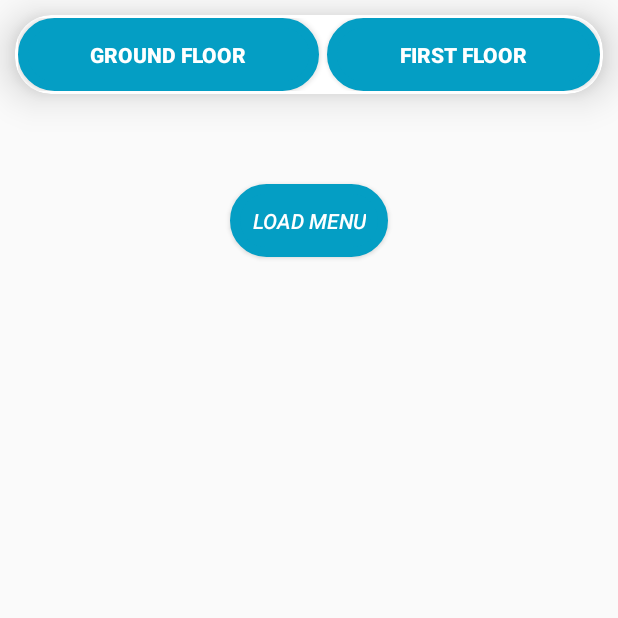
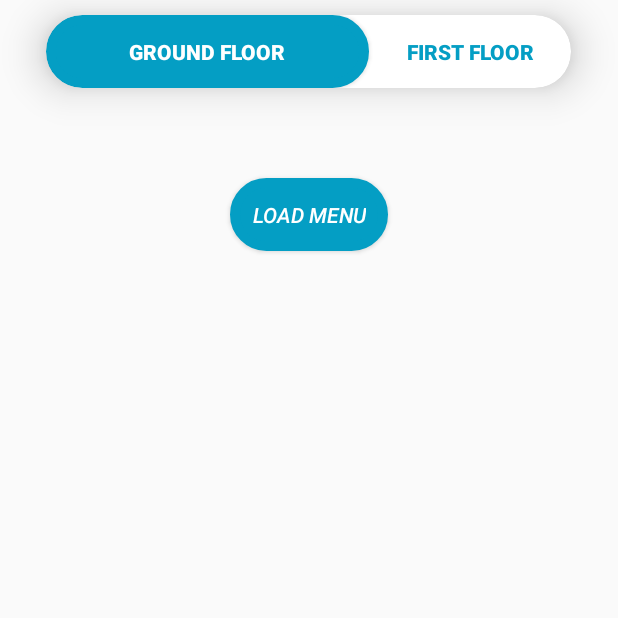
Before and after one commit to anmol2805/Rosei, an Android app: the Book_Activity screen opened directly, with no data from a screen before it, after a tap on "GROUND FLOOR", on a phone screen of 412 x 824 dp, the top half of it. Run offline under Robolectric (Android 15) with nearby library versions, the phone set to English and light mode, and no system bars; our stand-ins replace Firebase (no records; nobody signed in at launch, a user with empty details on screens opened directly); 1 other tap on this screen came first.

Commit message:
toggle done

```diff
--- a/app/build.gradle
+++ b/app/build.gradle
@@ -5,7 +5,7 @@ android {
     buildToolsVersion "26.0.2"
     defaultConfig {
         applicationId "com.anmol.rosei"
-        minSdkVersion 15
+        minSdkVersion 16
         targetSdkVersion 26
         versionCode 1
         versionName "1.0"
--- a/app/src/main/java/com/anmol/rosei/Book_Activity.java
+++ b/app/src/main/java/com/anmol/rosei/Book_Activity.java
@@ -1,11 +1,14 @@
 package com.anmol.rosei;
 
 import android.content.Intent;
+import android.graphics.Color;
 import android.provider.ContactsContract;
 import android.support.v7.app.AppCompatActivity;
 import android.os.Bundle;
+import android.util.DisplayMetrics;
 import android.view.View;
 import android.widget.Button;
+import android.widget.LinearLayout;
 import android.widget.ListView;
 
 import com.anmol.rosei.Adapter.Mess1Adapter;
@@ -43,6 +46,14 @@ public class Book_Activity extends AppCompatActivity {
         m2 = (Button)findViewById(R.id.m2);
         load = (Button)findViewById(R.id.load);
         list = (ListView)findViewById(R.id.menu);
+        LinearLayout.LayoutParams params = (LinearLayout.LayoutParams) m1.getLayoutParams();
+        params.width = dpToPx(215);
+        m1.setLayoutParams(params);
+        LinearLayout.LayoutParams params2 = (LinearLayout.LayoutParams) m2.getLayoutParams();
+        params2.width = dpToPx(135);
+        m2.setLayoutParams(params2);
+        m2.setBackgroundColor(getResources().getColor(R.color.trans));
+        m2.setTextColor(getResources().getColor(R.color.colorPrimary));
         Intent intent = new Intent(Book_Activity.this, RequestService.class);
         startService(intent);
         db.child("mess1").addValueEventListener(new ValueEventListener() {
@@ -86,6 +97,16 @@ public class Book_Activity extends AppCompatActivity {
         m1.setOnClickListener(new View.OnClickListener() {
             @Override
             public void onClick(View view) {
+                LinearLayout.LayoutParams params = (LinearLayout.LayoutParams) m1.getLayoutParams();
+                params.width = dpToPx(215);
+                m1.setLayoutParams(params);
+                LinearLayout.LayoutParams params2 = (LinearLayout.LayoutParams) m2.getLayoutParams();
+                params2.width = dpToPx(135);
+                m2.setLayoutParams(params2);
+                m2.setBackgroundColor(getResources().getColor(R.color.trans));
+                m2.setTextColor(getResources().getColor(R.color.colorPrimary));
+                m1.setTextColor(getResources().getColor(R.color.white));
+                m1.setBackground(getResources().getDrawable(R.drawable.round_button));
                 mess1s.clear();
                 mess2s.clear();
                 db.child("mess1").addValueEventListener(new ValueEventListener() {
@@ -126,6 +147,16 @@ public class Book_Activity extends AppCompatActivity {
         m2.setOnClickListener(new View.OnClickListener() {
             @Override
             public void onClick(View view) {
+                LinearLayout.LayoutParams params = (LinearLayout.LayoutParams) m1.getLayoutParams();
+                params.width = dpToPx(135);
+                m1.setLayoutParams(params);
+                LinearLayout.LayoutParams params2 = (LinearLayout.LayoutParams) m2.getLayoutParams();
+                params2.width = dpToPx(215);
+                m2.setLayoutParams(params2);
+                m1.setBackgroundColor(getResources().getColor(R.color.trans));
+                m1.setTextColor(getResources().getColor(R.color.colorPrimary));
+                m2.setTextColor(getResources().getColor(R.color.white));
+                m2.setBackground(getResources().getDrawable(R.drawable.round_button));
                 mess1s.clear();
                 mess2s.clear();
                 db.child("mess2").addValueEventListener(new ValueEventListener() {
@@ -162,5 +193,11 @@ public class Book_Activity extends AppCompatActivity {
             }
         });
 
+
     }
+    public int dpToPx(int dp) {
+        DisplayMetrics displayMetrics = getResources().getDisplayMetrics();
+        return Math.round(dp * (displayMetrics.xdpi / DisplayMetrics.DENSITY_DEFAULT));
+    }
+
 }
--- a/app/src/main/res/layout/activity_book.xml
+++ b/app/src/main/res/layout/activity_book.xml
@@ -8,14 +8,12 @@
     tools:context="com.anmol.rosei.Book_Activity">
 
     <android.support.v7.widget.CardView
-        android:layout_width="match_parent"
+        android:layout_width="350dp"
         android:layout_height="wrap_content"
         android:layout_margin="10dp"
         app:cardCornerRadius="24dp"
-
-        app:cardElevation="@dimen/activity_horizontal_margin"
-        app:contentPadding="@dimen/cardview_default_elevation">
-
+        android:layout_gravity="center"
+        app:cardElevation="@dimen/activity_horizontal_margin">
 
 
         <LinearLayout
@@ -25,27 +23,25 @@
 
             <Button
                 android:id="@+id/m1"
-                android:layout_width="wrap_content"
+                android:layout_width="175dp"
                 android:layout_height="wrap_content"
-                android:layout_weight="1"
-                android:layout_marginRight="2.5dp"
+
+
                 android:background="@drawable/round_button"
                 android:text="Ground Floor"
                 android:textColor="#fff"
-                android:textStyle="bold"
-                />
+                android:textStyle="bold" />
 
             <Button
                 android:id="@+id/m2"
-                android:layout_width="wrap_content"
+                android:layout_width="175dp"
                 android:layout_height="wrap_content"
-                android:layout_weight="1"
-                android:layout_marginLeft="2.5dp"
+
+
                 android:background="@drawable/round_button"
                 android:text="First Floor"
                 android:textColor="#fff"
-                android:textStyle="bold"
-                />
+                android:textStyle="bold" />
 
         </LinearLayout>
     </android.support.v7.widget.CardView>
--- a/app/src/main/res/values/colors.xml
+++ b/app/src/main/res/values/colors.xml
@@ -3,4 +3,6 @@
     <color name="colorPrimary">#049EC4</color>
     <color name="colorPrimaryDark">#026883</color>
     <color name="colorAccent">#FF01576E</color>
+    <color name="trans">#00000000</color>
+    <color name="white">#fff</color>
 </resources>
```
Also changed, not shown: app/src/main/res/layout/menu.xml (+14 -12 lines).
